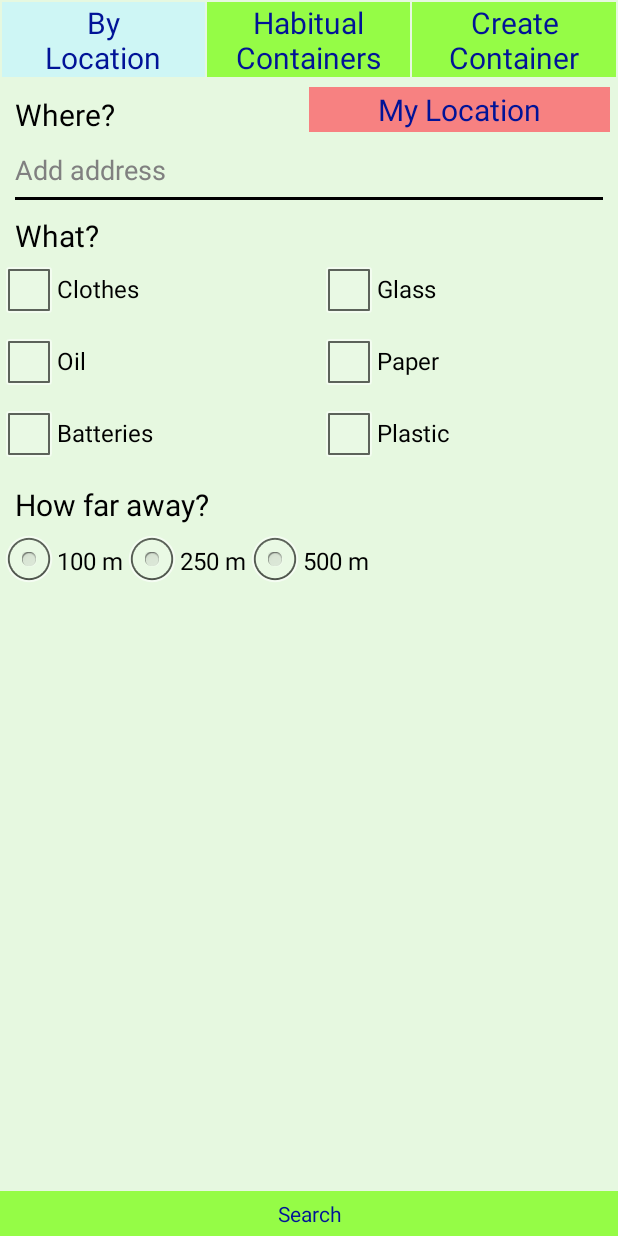
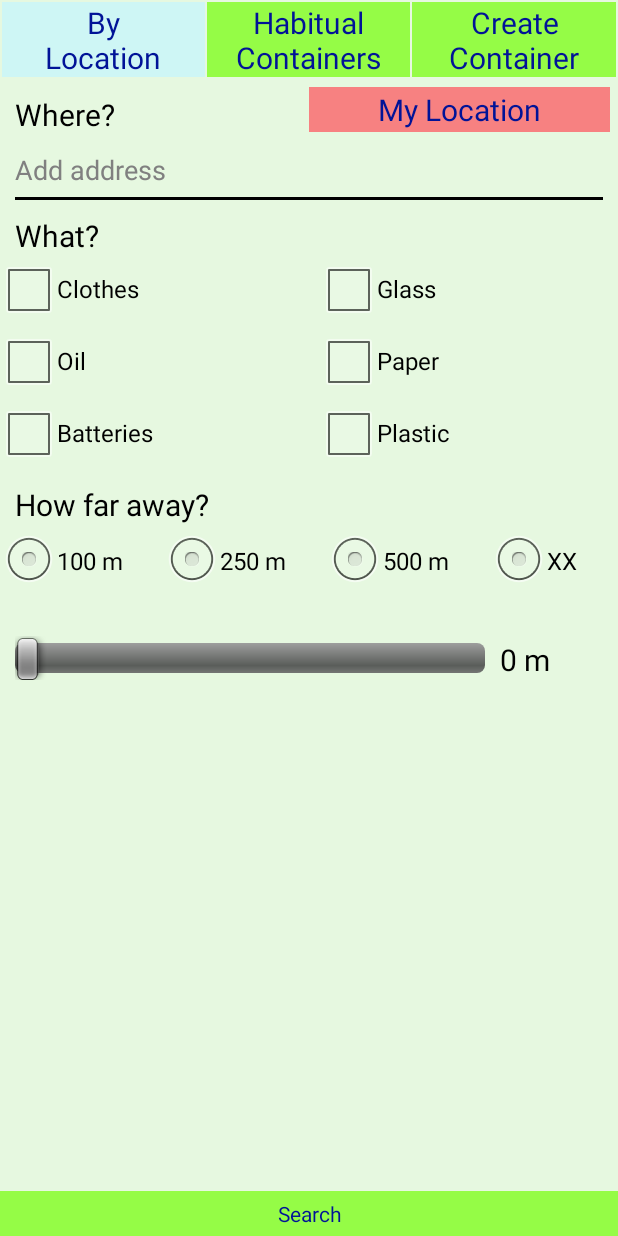
Before and after one commit to diego-mezquita/treelife, an Android app: the RecycleInMenuActivity screen opened directly, with no data from a screen before it, on a phone screen of 412 x 824 dp. Run offline under Robolectric (Android 15) with nearby library versions, the phone set to English and light mode, and no system bars.

Commit message:
Add SeekBar to select search range

```diff
--- a/app/src/main/java/diegomezquita/treelife/RecycleInMenuActivity.java
+++ b/app/src/main/java/diegomezquita/treelife/RecycleInMenuActivity.java
@@ -20,6 +20,9 @@ import android.widget.EditText;
 import android.widget.LinearLayout;
 import android.widget.RadioButton;
 import android.widget.RadioGroup;
+import android.widget.SeekBar;
+import android.widget.TextView;
+import android.widget.Toast;
 
 import com.google.android.gms.maps.CameraUpdateFactory;
 import com.google.android.gms.maps.GoogleMap;
@@ -35,6 +38,8 @@ public class RecycleInMenuActivity extends Activity implements LocationListener
     public final static String EXTRA_LOCATION = "com.diegomezquita.treelife.RECYCLE_IN_MENU_SEARCH_LOCATION";
     protected final static String EXTRA_CLOTHES_CONTAINERS_JSON = "com.diegomezquita.treelife.CLOTHES_CONTAINERS_JSON";
     protected final static String EXTRA_SEARCH_LOCATION = "com.diegomezquita.treelife.RECYCLE_IN_MENU_SEARCH_LOCATION";
+    protected SeekBar seekBar;
+    protected TextView seekBarTextView;
     protected String currentLocation = new String();
 
     protected LocationManager locationManager;
@@ -47,6 +52,8 @@ public class RecycleInMenuActivity extends Activity implements LocationListener
     protected void onCreate(Bundle savedInstanceState) {
         super.onCreate(savedInstanceState);
         setContentView(R.layout.activity_recycle_in_menu);
+
+        this.startSeekBar();
 
         ActivityCompat.requestPermissions(RecycleInMenuActivity.this, new String[] {Manifest.permission.ACCESS_FINE_LOCATION, Manifest.permission.ACCESS_COARSE_LOCATION},
                 124);
@@ -124,7 +131,11 @@ public class RecycleInMenuActivity extends Activity implements LocationListener
         int selectedRangeId = rangeSearchRadioGroup.getCheckedRadioButtonId();
         RadioButton rangeSearchRadioButton = (RadioButton) findViewById(selectedRangeId);
 
-        this.locationSearchRatio = Double.parseDouble(rangeSearchRadioButton.getText().toString().split(" ")[0]);
+        if(rangeSearchRadioButton.getText().toString().equals("XX")) {
+            this.locationSearchRatio = Double.parseDouble(this.seekBarTextView.getText().toString().split(" ")[0]);
+        } else {
+            this.locationSearchRatio = Double.parseDouble(rangeSearchRadioButton.getText().toString().split(" ")[0]);
+        }
 
     }
 
@@ -335,6 +346,37 @@ public class RecycleInMenuActivity extends Activity implements LocationListener
         }
     }
 
+    public void startSeekBar() {
+        this.seekBar = (SeekBar) findViewById(R.id.feedback_seek_bar_recycle_in_menu__custom_scoop);
+        this.seekBarTextView = (TextView) findViewById(R.id.feedback_text_view_recycle_in_menu__custom_scoop);
+
+        final RecycleInMenuActivity that = this;
+        // Initialize the textview with '0'
+        this.seekBarTextView.setText("0 m");
+
+        seekBar.setOnSeekBarChangeListener(new SeekBar.OnSeekBarChangeListener() {
+            int progress = 0;
+
+            public void onProgressChanged(SeekBar seekBar, int progresValue, boolean fromUser) {
+                progress = progresValue;
+                that.getSeekBarTextView().setText(progress /*+ "/" + seekBar.getMax()*/ + " m");
+            }
+
+            @Override
+            public void onStartTrackingTouch(SeekBar seekBar) {
+                Toast.makeText(getApplicationContext(), "Started tracking seekbar", Toast.LENGTH_SHORT).show();
+            }
+
+            @Override
+            public void onStopTrackingTouch(SeekBar seekBar) {
+                that.seekBarTextView.setText(progress /*+ "/" + seekBar.getMax()*/ + " m");
+                Toast.makeText(getApplicationContext(), "Stopped tracking seekbar", Toast.LENGTH_SHORT).show();
+            }
+        });
+
+
+    }
+
     public void onProviderEnabled(String arg0) {}
 
     public void onStatusChanged(String arg0, int arg1, Bundle arg2) {}
@@ -366,4 +408,20 @@ public class RecycleInMenuActivity extends Activity implements LocationListener
         this.locationLongitude = locationLongitude;
     }
 
+    public SeekBar getSeekBar() {
+        return seekBar;
+    }
+
+    public void setSeekBar(SeekBar seekBar) {
+        this.seekBar = seekBar;
+    }
+
+    public TextView getSeekBarTextView() {
+        return seekBarTextView;
+    }
+
+    public void setSeekBarTextView(TextView seekBarTextView) {
+        this.seekBarTextView = seekBarTextView;
+    }
+
 }
--- a/app/src/main/res/layout/activity_recycle_in_menu.xml
+++ b/app/src/main/res/layout/activity_recycle_in_menu.xml
@@ -313,40 +313,68 @@
                 android:id="@+id/feedback_check_box_recycle_in_menu__short_scope"
                 android:layout_width="wrap_content"
                 android:layout_height="wrap_content"
+                android:layout_weight="1"
                 android:text="@string/text_view_recycle_in_menu__short_scope"
                 android:layout_above="@+id/button"
-                android:layout_centerHorizontal="true"
                 android:textColor="#000000" />
 
             <RadioButton
                 android:id="@+id/feedback_check_box_recycle_in_menu__medium_scope"
                 android:layout_width="wrap_content"
                 android:layout_height="wrap_content"
+                android:layout_weight="1"
                 android:text="@string/text_view_recycle_in_menu__medium_scope"
                 android:layout_above="@+id/button"
-                android:layout_centerHorizontal="true"
                 android:textColor="#000000" />
 
             <RadioButton
                 android:id="@+id/feedback_check_box_recycle_in_menu__large_scope"
                 android:layout_width="wrap_content"
                 android:layout_height="wrap_content"
+                android:layout_weight="1"
                 android:text="@string/text_view_recycle_in_menu__large_scope"
                 android:layout_above="@+id/button"
                 android:layout_centerHorizontal="true"
                 android:textColor="#000000" />
+
+            <RadioButton
+                android:id="@+id/feedback_check_box_recycle_in_menu__custom_scope"
+                android:layout_width="wrap_content"
+                android:layout_height="wrap_content"
+                android:layout_weight="1"
+                android:text="@string/text_view_recycle_in_menu__custom_scope"
+                android:layout_above="@+id/button"
+                android:layout_centerHorizontal="true"
+                android:textColor="#000000" />
         </RadioGroup>
+    </LinearLayout>
 
-        <LinearLayout
-            android:layout_width="wrap_content"
+    <LinearLayout
+        android:layout_width="match_parent"
+        android:layout_height="75dp"
+        android:orientation="horizontal"
+        android:layout_gravity="bottom|top">
+        <SeekBar
+            android:id="@+id/feedback_seek_bar_recycle_in_menu__custom_scoop"
+            android:layout_width="0px"
             android:layout_height="wrap_content"
-            android:orientation="vertical"
+            android:layout_weight="4"
+            android:layout_marginTop="26dp"
+            android:max="2500"
+            android:layout_marginLeft="10dp"
+            android:layout_marginRight="10dp" />
+
+        <TextView
+            android:id="@+id/feedback_text_view_recycle_in_menu__custom_scoop"
+            android:layout_width="0px"
+            android:layout_height="36dp"
             android:layout_weight="1"
-            android:layout_gravity="bottom|top"
-            >
+            android:layout_marginTop="28dp"
+            android:text="Here"
+            android:textSize="20sp"
+            android:textColor="#000000"
+            android:textIsSelectable="false" />
 
-
-        </LinearLayout>
     </LinearLayout>
 
 
@@ -480,7 +508,7 @@
 
     <LinearLayout
         android:id="@+id/linear_layout_recycle_in_menu__search_button"
-        android:layout_width="fill_parent"
+        android:layout_width="match_parent"
         android:layout_height="wrap_content"
         android:orientation="horizontal"
         android:layout_alignParentLeft="true"
--- a/app/src/main/res/values/strings.xml
+++ b/app/src/main/res/values/strings.xml
@@ -30,6 +30,8 @@
     <string name="text_view_recycle_in_menu__short_scope">100 m</string>
     <string name="text_view_recycle_in_menu__medium_scope">250 m</string>
     <string name="text_view_recycle_in_menu__large_scope">500 m</string>
+    <string name="text_view_recycle_in_menu__custom_scope">XX</string>
+
 
     <!--
     <string name="text_view_recycle_in_menu__scope"></string>
```
